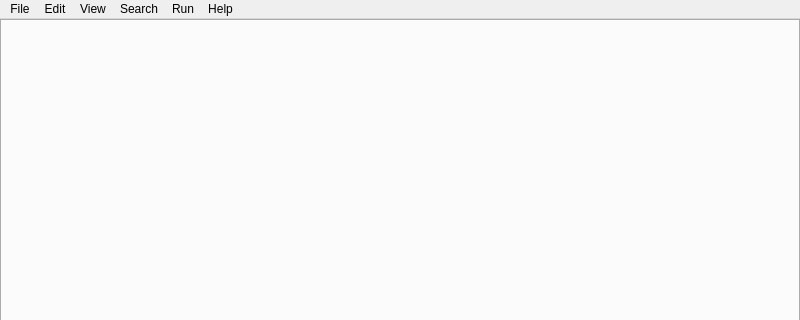
This is App/ui/mainwindow.ui in djeada/Lightpad as Qt 5 draws it before an edit; both pictures show x 0 to 800 and y 0 to 320 of the 800 by 600 pixel window. The edited form follows.
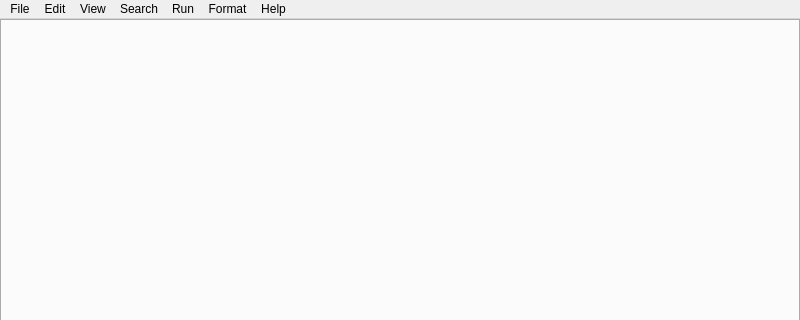
This is the edited form. Icons and pictures are not drawn. Custom widgets are drawn as their Qt base class.

Commit message: Add JSON-based format template system for auto-formatting

```diff
--- a/App/ui/mainwindow.ui
+++ b/App/ui/mainwindow.ui
@@ -312,11 +312,19 @@
     <addaction name="actionRun_file_name"/>
     <addaction name="actionEdit_Configurations"/>
    </widget>
+   <widget class="QMenu" name="menuFormat">
+    <property name="title">
+     <string>Format</string>
+    </property>
+    <addaction name="actionFormat_Document"/>
+    <addaction name="actionEdit_Format_Configurations"/>
+   </widget>
    <addaction name="menuFile"/>
    <addaction name="menuEdit"/>
    <addaction name="menuView"/>
    <addaction name="menuSearch"/>
    <addaction name="menuRun"/>
+   <addaction name="menuFormat"/>
    <addaction name="menuHelp"/>
   </widget>
   <action name="actionToggle_Undo">
```
Left out of the diff: 13 changed lines with no effect on the pictures. The commit also changes 11 other files.
